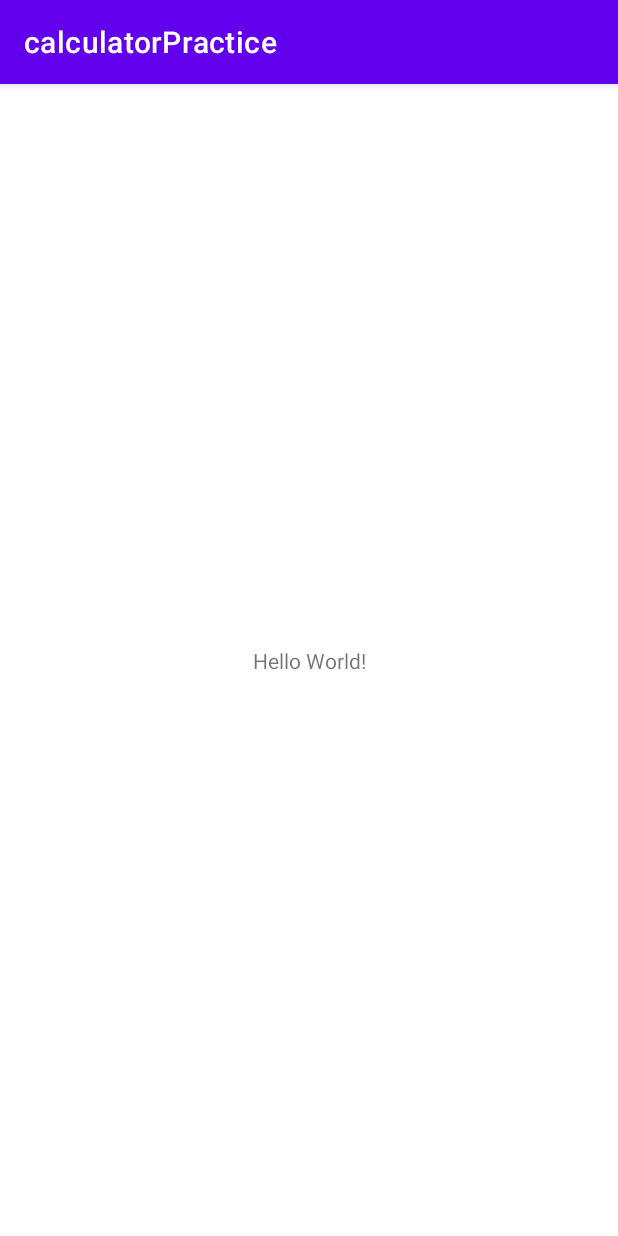
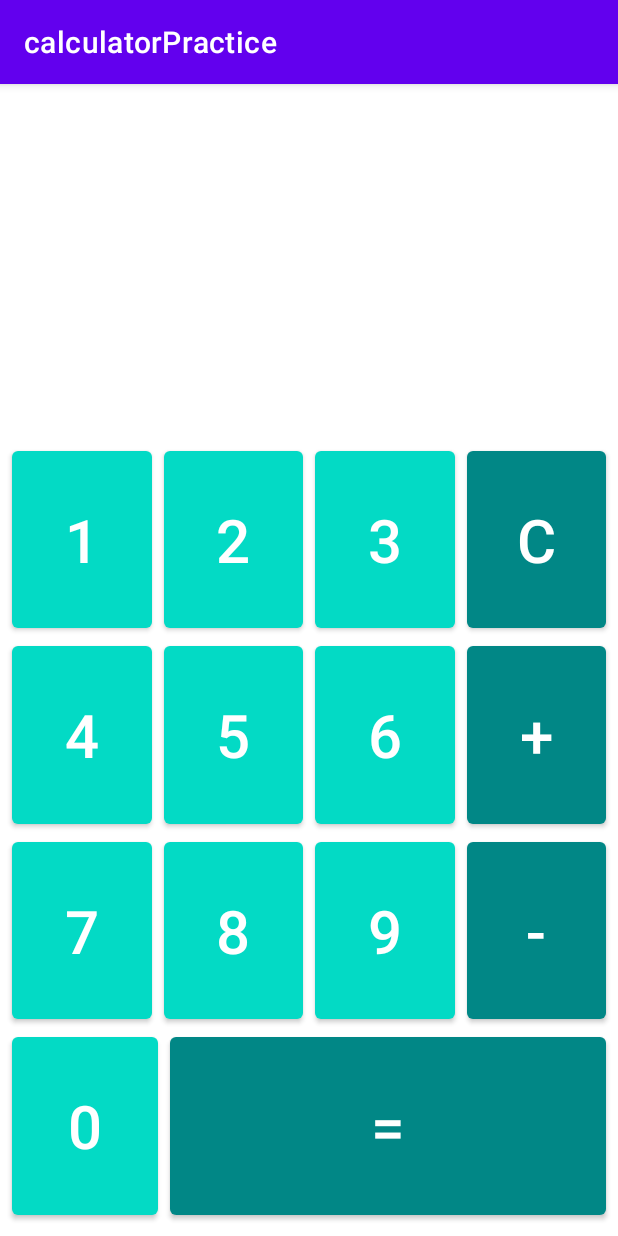
Before and after one commit to Jaeyong1114/calculatorPractice, an Android app: the screen it shows after launch (MainActivity), on a phone screen of 412 x 824 dp. Run offline under Robolectric (Android 15) with nearby library versions, the phone set to English and light mode, and no system bars.

Commit message:
UI (constraint layout FLow)

```diff
--- a/app/src/main/res/layout/activity_main.xml
+++ b/app/src/main/res/layout/activity_main.xml
@@ -6,13 +6,96 @@
     android:layout_height="match_parent"
     tools:context=".MainActivity">
 
-    <TextView
-        android:layout_width="wrap_content"
-        android:layout_height="wrap_content"
-        android:text="Hello World!"
+    <androidx.constraintlayout.helper.widget.Flow
+        android:id="@+id/keyPadFlow"
+        android:layout_width="0dp"
+        android:layout_height="0dp"
+        app:layout_constraintStart_toStartOf="parent"
+        app:layout_constraintEnd_toEndOf="parent"
         app:layout_constraintBottom_toBottomOf="parent"
-        app:layout_constraintEnd_toEndOf="parent"
-        app:layout_constraintStart_toStartOf="parent"
-        app:layout_constraintTop_toTopOf="parent" />
+        app:layout_constraintTop_toTopOf="parent"
+        app:layout_constraintHeight_percent="0.7"
+        app:layout_constraintVertical_bias="1"
+        app:flow_maxElementsWrap="4"
+        app:flow_wrapMode="chain"
+        android:padding="8dp"
+        app:flow_horizontalGap="8dp"
+        app:constraint_referenced_ids="button1, button2, button3,buttonClear, button4 , button5 , button6 ,buttonPlus, button7, button8, button9
+        ,buttonMinus,button0,buttonEqual"
+        />
+    <Button
+        android:id="@+id/button1"
+        style="@style/numberKeypad"
+        android:text="1"
+        tools:ignore="MissingConstraints" />
+    <Button
+        android:id="@+id/button2"
+        style="@style/numberKeypad"
+        android:text="2"
+        tools:ignore="MissingConstraints" />
+    <Button
+        android:id="@+id/button3"
+        style="@style/numberKeypad"
+        android:text="3"
+        tools:ignore="MissingConstraints" />
+
+    <Button
+        android:id="@+id/button4"
+        style="@style/numberKeypad"
+        android:text="4"
+        tools:ignore="MissingConstraints" />
+    <Button
+        android:id="@+id/button5"
+        style="@style/numberKeypad"
+        android:text="5"
+        tools:ignore="MissingConstraints" />
+    <Button
+        android:id="@+id/button6"
+        style="@style/numberKeypad"
+        android:text="6"
+        tools:ignore="MissingConstraints" />
+
+    <Button
+        android:id="@+id/button7"
+        style="@style/numberKeypad"
+        android:text="7"
+        tools:ignore="MissingConstraints" />
+    <Button
+        android:id="@+id/button8"
+        style="@style/numberKeypad"
+        android:text="8"
+        tools:ignore="MissingConstraints" />
+    <Button
+        android:id="@+id/button9"
+        style="@style/numberKeypad"
+        android:text="9"
+        tools:ignore="MissingConstraints" />
+    <Button
+        android:id="@+id/button0"
+        style="@style/numberKeypad"
+        android:text="0"
+        app:layout_constraintHorizontal_weight="1"
+        tools:ignore="MissingConstraints" />
+    <Button
+        android:id="@+id/buttonEqual"
+        style="@style/operatorKeypad"
+        android:text="="
+        app:layout_constraintHorizontal_weight="3"
+        tools:ignore="MissingConstraints" />
+    <Button
+        android:id="@+id/buttonClear"
+        style="@style/operatorKeypad"
+        android:text="C"
+        tools:ignore="MissingConstraints" />
+    <Button
+        android:id="@+id/buttonPlus"
+        style="@style/operatorKeypad"
+        android:text="+"
+        tools:ignore="MissingConstraints" />
+    <Button
+        android:id="@+id/buttonMinus"
+        style="@style/operatorKeypad"
+        android:text="-"
+        tools:ignore="MissingConstraints" />
 
 </androidx.constraintlayout.widget.ConstraintLayout>
--- /dev/null
+++ b/app/src/main/res/values/styles.xml
@@ -0,0 +1,13 @@
+<?xml version="1.0" encoding="utf-8"?>
+<resources>
+    <style name="numberKeypad">
+        <item name="android:textSize">40sp</item>
+        <item  name="android:layout_width">0dp</item>
+        <item  name="android:layout_height">0dp</item>
+        <item name="backgroundTint">@color/teal_200</item>
+    </style>
+    <style name="operatorKeypad" parent="numberKeypad">
+        <item name="backgroundTint">@color/teal_700</item>
+    </style>
+
+</resources>
```
